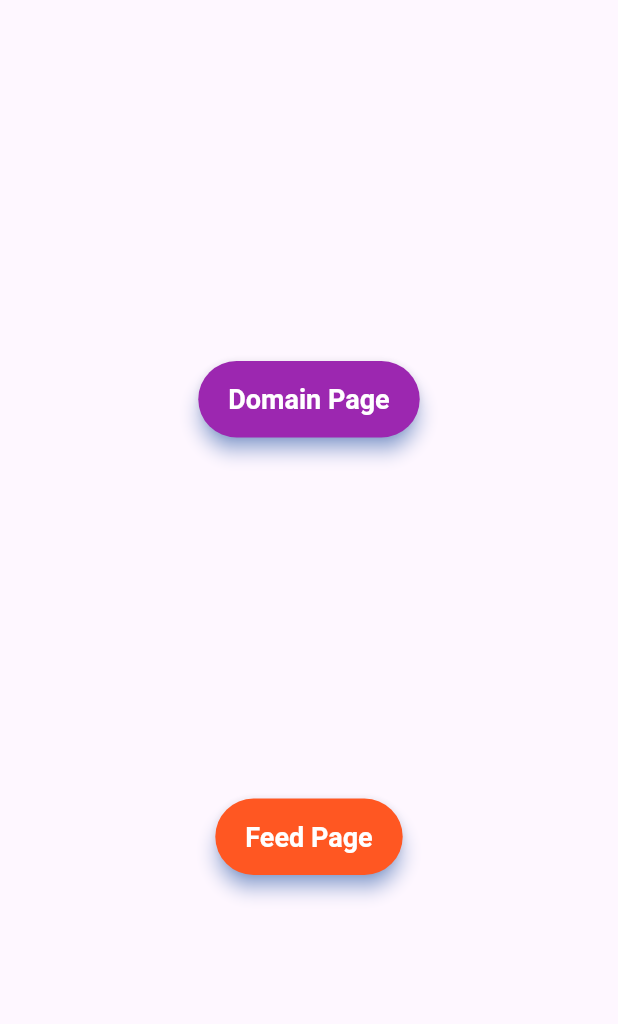
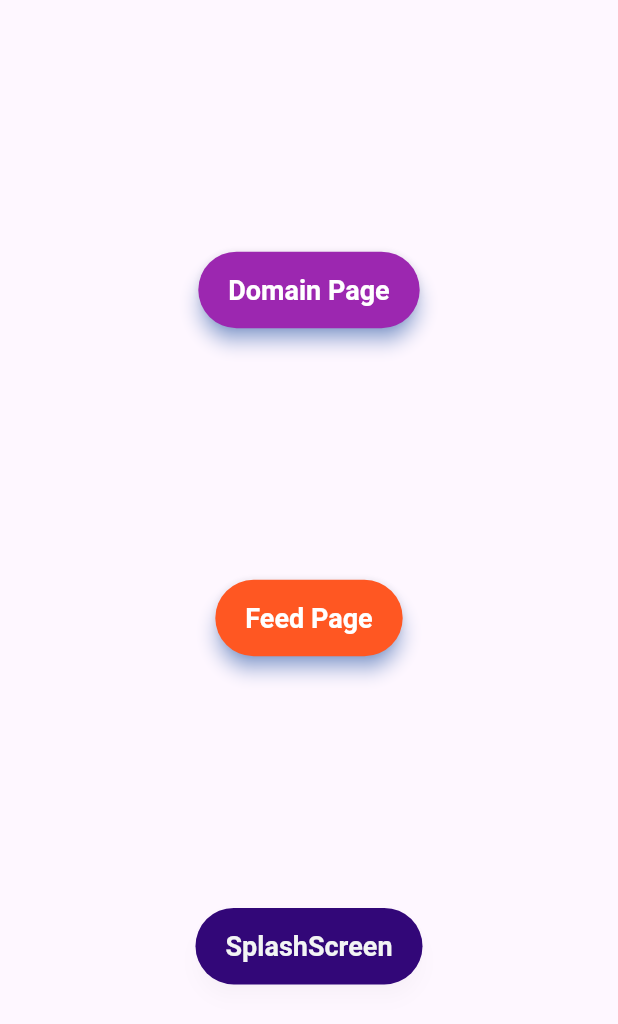
Before and after one commit to AtulRyy/Dev-Track-App, a Flutter app: the screen it shows after launch, on a phone screen of 412 x 824 dp. Shown: the top 1024 px of the screen. Run offline on Flutter 3.47's test engine with Material 3 defaults, Android fonts, the phone set to English and light mode, and no system bars; our stand-ins replace google_fonts.

```diff
--- a/frontend/lib/pages/home.dart
+++ b/frontend/lib/pages/home.dart
@@ -1,3 +1,6 @@
+import 'dart:convert';
+
+import 'package:dev_track_app/pages/splashscreen.dart';
 import 'package:dev_track_app/pages/domain.dart';
 import 'package:flutter/material.dart';
 
@@ -21,15 +24,16 @@ class HomePage extends StatelessWidget {
                 shape: RoundedRectangleBorder(
                   borderRadius: BorderRadius.circular(30.0), // Rounded corners
                 ),
-                padding: EdgeInsets.symmetric(horizontal: 20, vertical: 15), // Padding inside the button
+                padding: EdgeInsets.symmetric(
+                    horizontal: 20, vertical: 15), // Padding inside the button
                 textStyle: TextStyle(
                   fontSize: 18,
                   fontWeight: FontWeight.bold,
                 ),
               ),
               onPressed: () {
-                Navigator.push(
-                    context, MaterialPageRoute(builder: (context) => DomainPage()));
+                Navigator.push(context,
+                    MaterialPageRoute(builder: (context) => DomainPage()));
               },
               child: Text("Domain Page"),
             ),
@@ -42,7 +46,29 @@ class HomePage extends StatelessWidget {
                 shape: RoundedRectangleBorder(
                   borderRadius: BorderRadius.circular(30.0), // Rounded corners
                 ),
-                padding: EdgeInsets.symmetric(horizontal: 20, vertical: 15), // Padding inside the button
+                padding: EdgeInsets.symmetric(
+                    horizontal: 20, vertical: 15), // Padding inside the button
+                textStyle: TextStyle(
+                  fontSize: 18,
+                  fontWeight: FontWeight.bold,
+                ),
+              ),
+              onPressed: () {
+                Navigator.push(context,
+                    MaterialPageRoute(builder: (context) => DomainPage()));
+              },
+              child: Text("Feed Page"),
+            ),
+            ElevatedButton(
+              style: ElevatedButton.styleFrom(
+                backgroundColor: Color.fromARGB(255, 50, 7, 120),
+                foregroundColor: Color.fromARGB(255, 242, 244, 244),
+                shadowColor: Colors.black12,
+                elevation: 5,
+                shape: RoundedRectangleBorder(
+                  borderRadius: BorderRadius.circular(30.0),
+                ),
+                padding: EdgeInsets.symmetric(horizontal: 20, vertical: 15),
                 textStyle: TextStyle(
                   fontSize: 18,
                   fontWeight: FontWeight.bold,
@@ -50,11 +76,10 @@ class HomePage extends StatelessWidget {
               ),
               onPressed: () {
                 Navigator.push(
-                    context, MaterialPageRoute(builder: (context) => DomainPage()));
+                    context, MaterialPageRoute(builder: (context) => Splash()));
               },
-              child: Text("Feed Page"),
-            ),
-
+              child: Text("SplashScreen"),
+            )
           ],
         ),
       ),
--- a/frontend/pubspec.yaml
+++ b/frontend/pubspec.yaml
@@ -61,7 +61,7 @@ flutter:
 
   # To add assets to your application, add an assets section, like this:
   assets:
-    - assets/images/
+    - assets/images/dtlogo.png
 
   # An image asset can refer to one or more resolution-specific "variants", see
   # https://flutter.dev/assets-and-images/#resolution-aware
```
Also changed, not shown: frontend/lib/pages/splashscreen.dart (added, +75 -0 lines), frontend/assets/images/dtlogo.png (added). Lines whose indentation alone changed are shown as unchanged.
